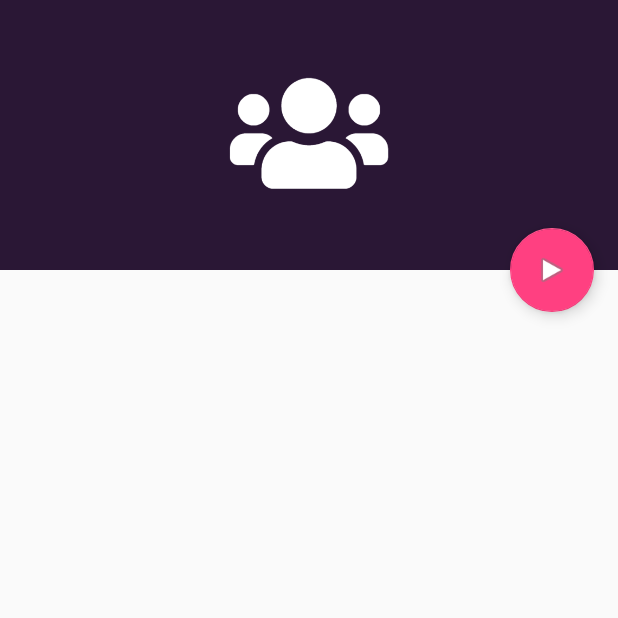
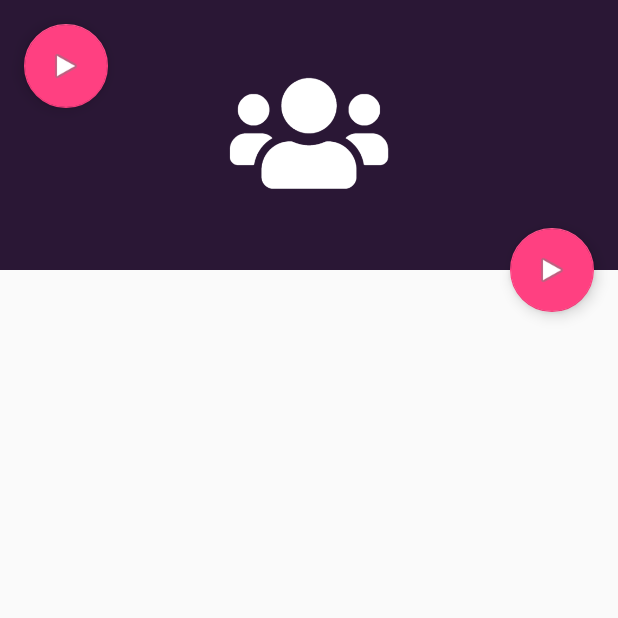
Before and after one commit to calpayne/kitkat-assignment, an Android app: the ViewClubActivity screen opened directly, with no data from a screen before it, on a phone screen of 412 x 824 dp, the top half of it. Run offline under Robolectric (Android 15) with nearby library versions, the phone set to English and light mode, and no system bars; our stand-ins replace Firebase (no records; nobody signed in at launch, a user with empty details on screens opened directly).

Commit message:
Added an activity to generate custom QR codes using the ClubID

```diff
--- a/app/build.gradle
+++ b/app/build.gradle
@@ -40,7 +40,9 @@ dependencies {
     implementation 'com.google.android.gms:play-services-vision:15.0.0'
     implementation 'com.squareup.picasso:picasso:2.5.2'
     implementation 'com.shobhitpuri.custombuttons:google-signin:1.0.0'
-    implementation 'com.google.firebase:firebase-auth:11.0.4'
+    implementation 'androidmads.library.qrgenearator:QRGenearator:1.0.3'
+    implementation 'com.google.zxing:core:3.2.0'
+    implementation 'com.journeyapps:zxing-android-embedded:3.2.0@aar'
     testImplementation 'junit:junit:4.12'
     androidTestImplementation 'com.android.support.test:runner:1.0.2'
     androidTestImplementation 'com.android.support.test.espresso:espresso-core:3.0.2'
--- a/app/src/main/java/com/kitkat/group/clubs/ViewClubActivity.java
+++ b/app/src/main/java/com/kitkat/group/clubs/ViewClubActivity.java
@@ -1,6 +1,8 @@
 package com.kitkat.group.clubs;
 
+import android.content.Intent;
 import android.os.Bundle;
+import android.support.annotation.NonNull;
 import android.support.design.widget.FloatingActionButton;
 import android.support.design.widget.Snackbar;
 import android.support.v7.app.AppCompatActivity;
@@ -68,6 +70,17 @@ public class ViewClubActivity extends AppCompatActivity {
                                 .setAction("Action", null).show();
                     }
                 });
+
+                FloatingActionButton fab2 = (FloatingActionButton) findViewById(R.id.fab2);
+                fab2.setOnClickListener(new View.OnClickListener() {
+                    @Override
+                    public void onClick(View view) {
+                        Intent intent = new Intent(getApplicationContext(), GeneratedQRCode.class);
+                        String clubId = ds.child("clubID").getValue(String.class);
+                        intent.putExtra("clubId", clubId);
+                        startActivity(intent);
+                    }
+                });
             }
             @Override
             public void onCancelled(DatabaseError databaseError) {
@@ -77,6 +90,4 @@ public class ViewClubActivity extends AppCompatActivity {
         };
         instance.addListenerForSingleValueEvent(valueEventListener);
     }
-
-
 }
--- a/app/src/main/res/layout/activity_view_club.xml
+++ b/app/src/main/res/layout/activity_view_club.xml
@@ -51,4 +51,12 @@
         app:layout_anchorGravity="bottom|end"
         app:srcCompat="@android:drawable/ic_media_play" />
 
+    <android.support.design.widget.FloatingActionButton
+        android:id="@+id/fab2"
+        android:layout_width="wrap_content"
+        android:layout_height="wrap_content"
+        android:layout_margin="@dimen/fab_margin"
+        app:layout_anchor="@id/app_bar"
+        app:srcCompat="@android:drawable/ic_media_play" />
+
 </android.support.design.widget.CoordinatorLayout>
```
Also changed, not shown: app/src/main/AndroidManifest.xml (+9 -2 lines), app/src/main/java/com/kitkat/group/clubs/ClubsFragment.java (+17 -1 lines), app/src/main/java/com/kitkat/group/clubs/GeneratedQRCode.java (added, +45 -0 lines), app/src/main/res/layout/activity_generated_qr_code.xml (added, +13 -0 lines).
